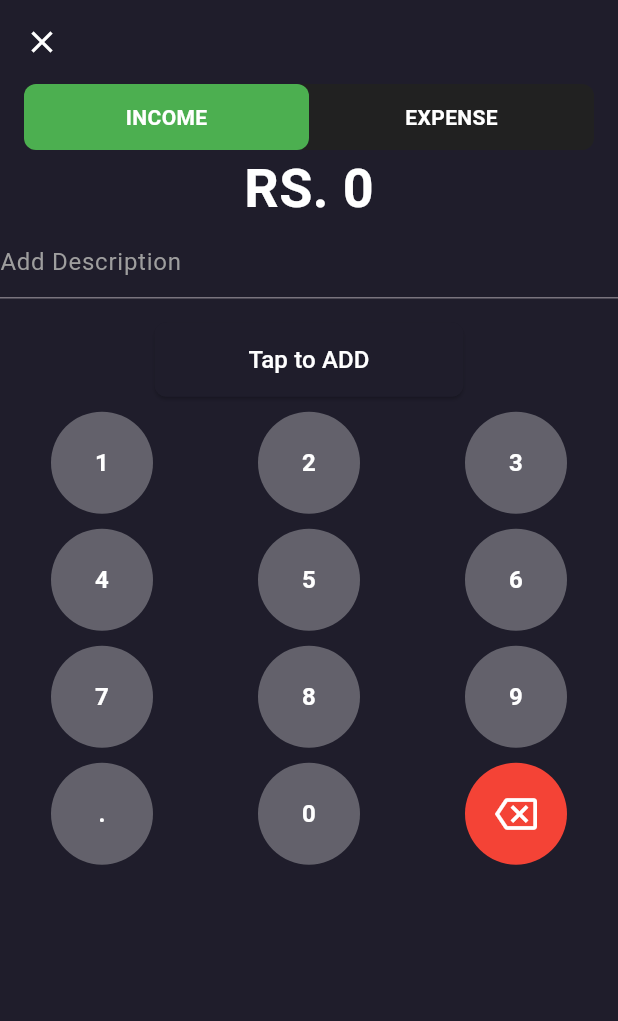
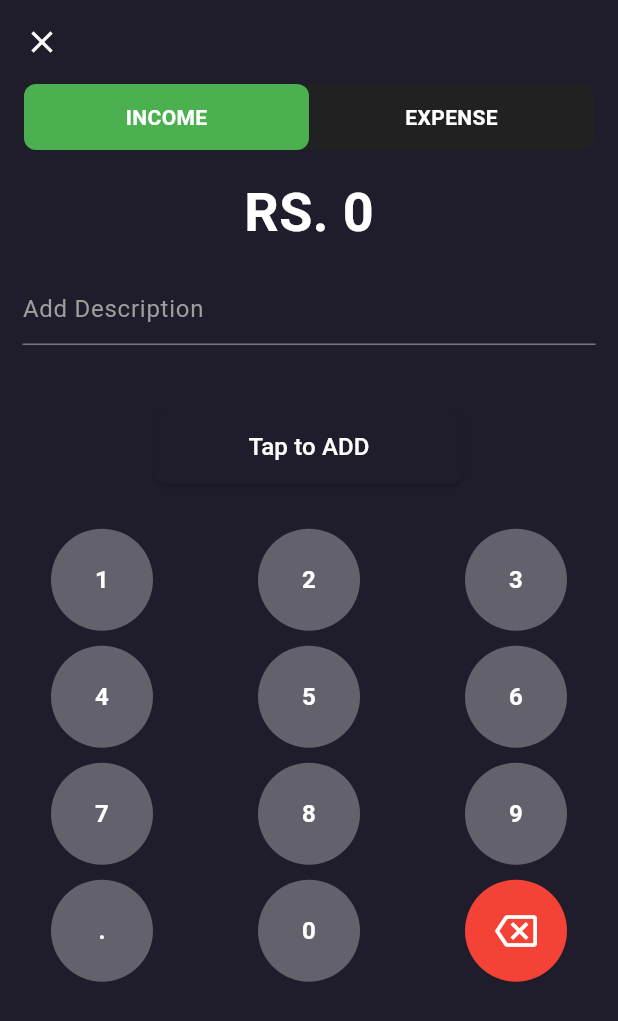
Before and after one commit to MSMTMS786/BudgetPal, a Flutter app: the AddTransactionScreen screen opened directly, on a phone screen of 412 x 824 dp. Shown: the top 1021 px of the screen. Run offline on Flutter 3.47's test engine with Material 3 defaults, Android fonts, the phone set to English and light mode, and no system bars.

Commit message:
some changes

```diff
--- a/lib/screen/add_expense_income.dart
+++ b/lib/screen/add_expense_income.dart
@@ -117,17 +117,20 @@ class _AddTransactionScreenState extends State<AddTransactionScreen> {
                 DropdownMenuItem(value: "entertainment", child: Text("Entertainment")),
               ],
             ),
-
+          SizedBox(height: 16),
           // Amount Display
           Text("RS. $amount", style: const TextStyle(color: Colors.white, fontSize: 36, fontWeight: FontWeight.bold)),
 
           // Description Input
-          TextField(
-            decoration: const InputDecoration(hintText: "Add Description", hintStyle: TextStyle(color: Colors.grey)),
-            style: const TextStyle(color: Colors.white),
-            onChanged: (value) => setState(() => description = value),
+          Padding(
+            padding: const EdgeInsets.all(15),
+            child: TextField(
+              decoration: const InputDecoration(hintText: "Add Description", hintStyle: TextStyle(color: Colors.grey)),
+              style: const TextStyle(color: Colors.white),
+              onChanged: (value) => setState(() => description = value),
+            ),
           ),
-          SizedBox(height: 16),
+          SizedBox(height: 28),
           // Add Button
           Container(
             height: MediaQuery.of(context).size.height * 0.06,
@@ -145,7 +148,7 @@ class _AddTransactionScreenState extends State<AddTransactionScreen> {
               child: const Text("Tap to ADD", style: TextStyle(color: Colors.white, fontSize: 16)),
             ),
           ),
-          SizedBox(height: 10,),
+          SizedBox(height: 30),
           // Number Pad
           Expanded(
             child: GridView.count(
```
Also changed, not shown: lib/screen/transaction_history.dart (+1 -17 lines), 1 other file.
